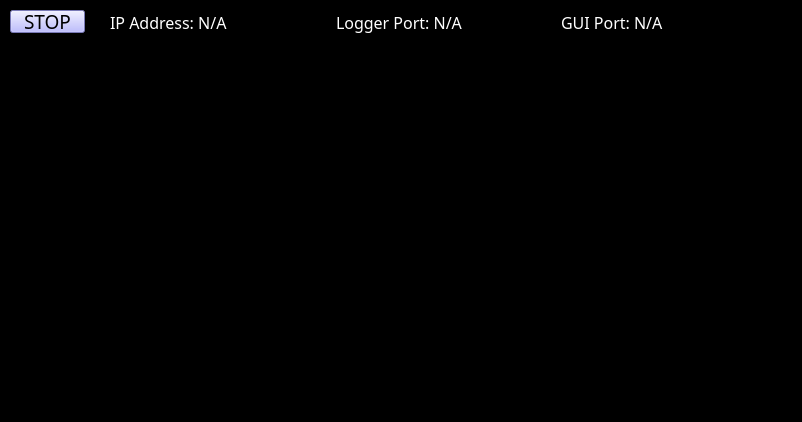
lukingroup/pylabnet, file pylabnet/gui/pyqt/gui_templates/logger.ui: the form before one commit.
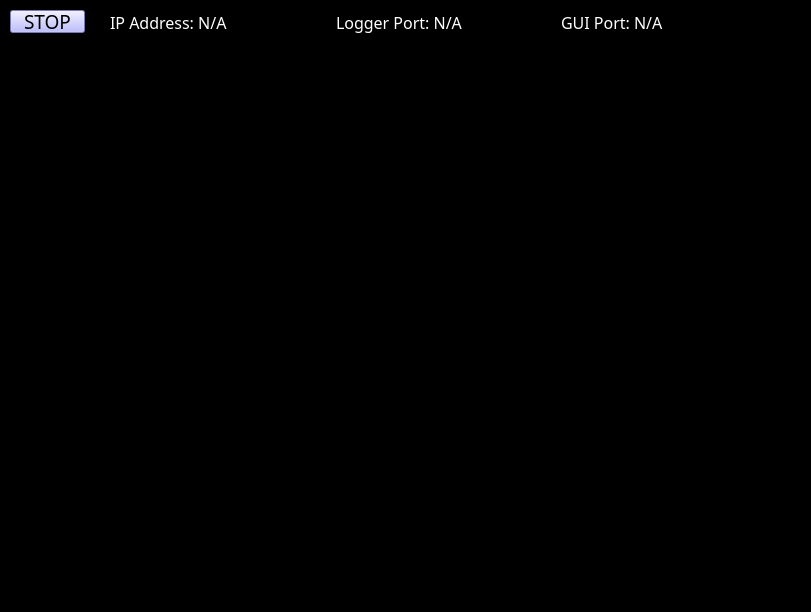
The form after the commit.

What changed in the file:
```diff
--- a/pylabnet/gui/pyqt/gui_templates/logger.ui
+++ b/pylabnet/gui/pyqt/gui_templates/logger.ui
@@ -6,8 +6,8 @@
    <rect>
     <x>0</x>
     <y>0</y>
-    <width>802</width>
-    <height>422</height>
+    <width>811</width>
+    <height>612</height>
    </rect>
   </property>
   <property name="windowTitle">
@@ -64,7 +64,7 @@
       <x>110</x>
       <y>10</y>
       <width>671</width>
-      <height>25</height>
+      <height>26</height>
      </rect>
     </property>
     <layout class="QHBoxLayout" name="horizontalLayout_5">
@@ -133,9 +133,9 @@
    <widget class="QTextBrowser" name="terminal">
     <property name="geometry">
      <rect>
-      <x>20</x>
-      <y>60</y>
-      <width>501</width>
+      <x>10</x>
+      <y>260</y>
+      <width>781</width>
       <height>291</height>
      </rect>
     </property>
@@ -155,10 +155,10 @@
    <widget class="QListWidget" name="client_list">
     <property name="geometry">
      <rect>
-      <x>535</x>
-      <y>60</y>
-      <width>251</width>
-      <height>291</height>
+      <x>10</x>
+      <y>50</y>
+      <width>271</width>
+      <height>191</height>
      </rect>
     </property>
     <property name="font">
```
Left out of the diff: 20 changed lines with no effect on the pictures.
